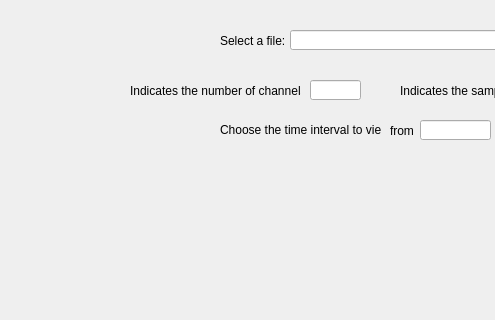
Qt form qt_tesi.ui (saugabriele/Scorepochs_GUI) before a commit; both pictures show x 0 to 495 and y 0 to 320 of the 800 by 600 pixel window.
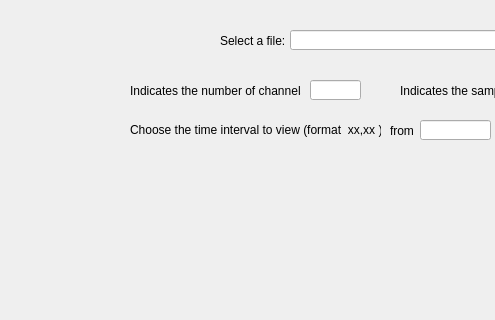
The same form after that commit.

Commit message: I modified the fyle qt_tesi.ui

The edit to the form file:
```diff
--- a/qt_tesi.ui
+++ b/qt_tesi.ui
@@ -159,14 +159,14 @@
    <widget class="QLabel" name="choice_time_lapse">
     <property name="geometry">
      <rect>
-      <x>220</x>
+      <x>130</x>
       <y>120</y>
-      <width>161</width>
+      <width>251</width>
       <height>20</height>
      </rect>
     </property>
     <property name="text">
-     <string>Choose the time interval to view:</string>
+     <string>Choose the time interval to view (format  xx,xx ) :</string>
     </property>
    </widget>
    <widget class="QLabel" name="set_min_time">
```
